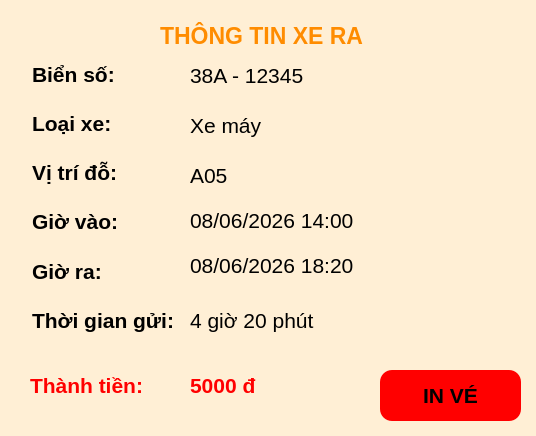
The window that QLBaiDoXeThongMinh/giaodien/designer/thong_tin_xe_ra.ui (hiennguyen2501/project_HeThongQuanLyBaiXeThongMinh) describes before a commit, drawn with Qt 5.
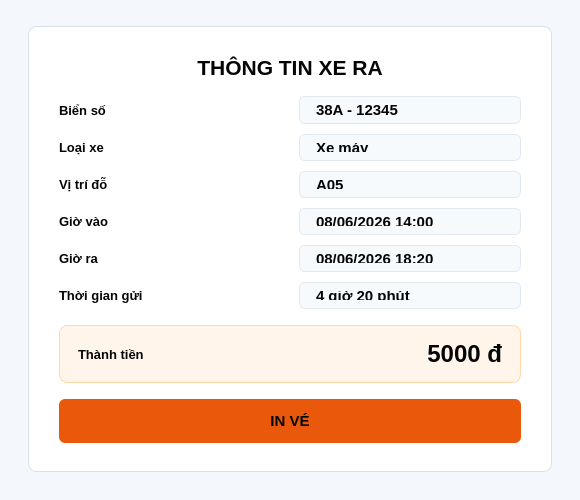
The same window after the commit.

Patch:
```diff
--- a/QLBaiDoXeThongMinh/giaodien/designer/thong_tin_xe_ra.ui
+++ b/QLBaiDoXeThongMinh/giaodien/designer/thong_tin_xe_ra.ui
@@ -6,334 +6,293 @@
    <rect>
     <x>0</x>
     <y>0</y>
-    <width>536</width>
-    <height>436</height>
+    <width>580</width>
+    <height>500</height>
    </rect>
   </property>
+  <property name="minimumSize">
+   <size>
+    <width>580</width>
+    <height>500</height>
+   </size>
+  </property>
   <property name="windowTitle">
    <string>Dialog</string>
   </property>
   <property name="styleSheet">
-   <string notr="true">background-color: #FFEFD5;     border: 0px solid #FF8C00;    border-radius: 12px;</string>
+   <string notr="true">QDialog {
+    background: #F4F7FB;
+    color: #050505;
+    font-family: Arial;
+}
+QFrame#card {
+    background: #FFFFFF;
+    border: 1px solid #D8E0EA;
+    border-radius: 8px;
+}
+QLabel#label {
+    color: #050505;
+    font-size: 21px;
+    font-weight: 700;
+}
+QLabel#label_1,
+QLabel#label_2,
+QLabel#label_3,
+QLabel#label_4,
+QLabel#label_5,
+QLabel#label_6 {
+    color: #050505;
+    font-size: 13px;
+    font-weight: 700;
+}
+QLabel#lbl_bien_so,
+QLabel#lbl_loai_xe,
+QLabel#lbl_vi_tri_do,
+QLabel#lbl_gio_vao,
+QLabel#lbl_gio_ra,
+QLabel#lbl_thoi_gian_gui {
+    color: #050505;
+    font-size: 15px;
+    font-weight: 600;
+    padding: 8px 12px;
+    background: #F7FAFC;
+    border: 1px solid #E1E8F0;
+    border-radius: 6px;
+}
+QFrame#totalPanel {
+    background: #FFF5EB;
+    border: 1px solid #FFD7A8;
+    border-radius: 8px;
+}
+QLabel#label_7 {
+    color: #050505;
+    font-size: 13px;
+    font-weight: 700;
+}
+QLabel#lbl_thanh_tien {
+    color: #050505;
+    font-size: 24px;
+    font-weight: 800;
+}
+QPushButton#btn_in_ve {
+    min-height: 44px;
+    background: #EA580C;
+    color: #050505;
+    border: none;
+    border-radius: 6px;
+    font-size: 15px;
+    font-weight: 700;
+}
+QPushButton#btn_in_ve:hover {
+    background: #C94A08;
+}
+QPushButton#btn_in_ve:pressed {
+    background: #9A3412;
+}</string>
   </property>
-  <widget class="QLabel" name="label_1">
-   <property name="geometry">
-    <rect>
-     <x>32</x>
-     <y>62</y>
-     <width>83</width>
-     <height>25</height>
-    </rect>
+  <layout class="QVBoxLayout" name="dialogLayout">
+   <property name="leftMargin">
+    <number>28</number>
    </property>
-   <property name="font">
-    <font>
-     <pointsize>16</pointsize>
-     <weight>75</weight>
-     <bold>true</bold>
-    </font>
+   <property name="topMargin">
+    <number>26</number>
    </property>
-   <property name="text">
-    <string>Biển số:</string>
+   <property name="rightMargin">
+    <number>28</number>
    </property>
-  </widget>
-  <widget class="QLabel" name="label_3">
-   <property name="geometry">
-    <rect>
-     <x>32</x>
-     <y>111</y>
-     <width>83</width>
-     <height>25</height>
-    </rect>
+   <property name="bottomMargin">
+    <number>28</number>
    </property>
-   <property name="font">
-    <font>
-     <pointsize>16</pointsize>
-     <weight>75</weight>
-     <bold>true</bold>
-    </font>
-   </property>
-   <property name="text">
-    <string>Loại xe:</string>
-   </property>
-  </widget>
-  <widget class="QLabel" name="label_2">
-   <property name="geometry">
-    <rect>
-     <x>32</x>
-     <y>160</y>
-     <width>96</width>
-     <height>25</height>
-    </rect>
-   </property>
-   <property name="font">
-    <font>
-     <pointsize>16</pointsize>
-     <weight>75</weight>
-     <bold>true</bold>
-    </font>
-   </property>
-   <property name="text">
-    <string>Vị trí đỗ: </string>
-   </property>
-  </widget>
-  <widget class="QLabel" name="label_4">
-   <property name="geometry">
-    <rect>
-     <x>32</x>
-     <y>209</y>
-     <width>87</width>
-     <height>25</height>
-    </rect>
-   </property>
-   <property name="font">
-    <font>
-     <pointsize>16</pointsize>
-     <weight>75</weight>
-     <bold>true</bold>
-    </font>
-   </property>
-   <property name="text">
-    <string>Giờ vào:</string>
-   </property>
-  </widget>
-  <widget class="QLabel" name="label_5">
-   <property name="geometry">
-    <rect>
-     <x>32</x>
-     <y>259</y>
-     <width>77</width>
-     <height>25</height>
-    </rect>
-   </property>
-   <property name="font">
-    <font>
-     <pointsize>16</pointsize>
-     <weight>75</weight>
-     <bold>true</bold>
-    </font>
-   </property>
-   <property name="text">
-    <string>Giờ ra: </string>
-   </property>
-  </widget>
-  <widget class="QLabel" name="label_6">
-   <property name="geometry">
-    <rect>
-     <x>32</x>
-     <y>308</y>
-     <width>144</width>
-     <height>25</height>
-    </rect>
-   </property>
-   <property name="font">
-    <font>
-     <pointsize>16</pointsize>
-     <weight>75</weight>
-     <bold>true</bold>
-    </font>
-   </property>
-   <property name="text">
-    <string>Thời gian gửi:</string>
-   </property>
-  </widget>
-  <widget class="QLabel" name="label_7">
-   <property name="geometry">
-    <rect>
-     <x>30</x>
-     <y>360</y>
-     <width>151</width>
-     <height>51</height>
-    </rect>
-   </property>
-   <property name="font">
-    <font>
-     <pointsize>16</pointsize>
-     <weight>75</weight>
-     <bold>true</bold>
-    </font>
-   </property>
-   <property name="styleSheet">
-    <string notr="true">color: red;font-size: 16pt;font-weight: bold;</string>
-   </property>
-   <property name="text">
-    <string>Thành tiền:</string>
-   </property>
-  </widget>
-  <widget class="QPushButton" name="btn_in_ve">
-   <property name="geometry">
-    <rect>
-     <x>380</x>
-     <y>370</y>
-     <width>141</width>
-     <height>51</height>
-    </rect>
-   </property>
-   <property name="font">
-    <font>
-     <pointsize>16</pointsize>
-     <weight>75</weight>
-     <bold>true</bold>
-    </font>
-   </property>
-   <property name="styleSheet">
-    <string notr="true">color: black;font-size: 16pt;font-weight: bold; background-color: red</string>
-   </property>
-   <property name="text">
-    <string>IN VÉ</string>
-   </property>
-  </widget>
-  <widget class="QLabel" name="label">
-   <property name="geometry">
-    <rect>
-     <x>160</x>
-     <y>10</y>
-     <width>231</width>
-     <height>51</height>
-    </rect>
-   </property>
-   <property name="font">
-    <font>
-     <pointsize>17</pointsize>
-     <weight>75</weight>
-     <bold>true</bold>
-    </font>
-   </property>
-   <property name="styleSheet">
-    <string notr="true">background-color: #FFEFD5;     border: 0px solid #FF8C00;    border-radius: 12px; color: #FF8C00;</string>
-   </property>
-   <property name="text">
-    <string>THÔNG TIN XE RA</string>
-   </property>
-  </widget>
-  <widget class="QLabel" name="lbl_bien_so">
-   <property name="geometry">
-    <rect>
-     <x>190</x>
-     <y>60</y>
-     <width>141</width>
-     <height>31</height>
-    </rect>
-   </property>
-   <property name="font">
-    <font>
-     <pointsize>16</pointsize>
-    </font>
-   </property>
-   <property name="text">
-    <string>38A - 12345</string>
-   </property>
-  </widget>
-  <widget class="QLabel" name="lbl_loai_xe">
-   <property name="geometry">
-    <rect>
-     <x>190</x>
-     <y>110</y>
-     <width>81</width>
-     <height>31</height>
-    </rect>
-   </property>
-   <property name="font">
-    <font>
-     <pointsize>16</pointsize>
-    </font>
-   </property>
-   <property name="text">
-    <string>Xe máy</string>
-   </property>
-  </widget>
-  <widget class="QLabel" name="lbl_vi_tri_do">
-   <property name="geometry">
-    <rect>
-     <x>190</x>
-     <y>160</y>
-     <width>71</width>
-     <height>31</height>
-    </rect>
-   </property>
-   <property name="font">
-    <font>
-     <pointsize>16</pointsize>
-    </font>
-   </property>
-   <property name="text">
-    <string>A05</string>
-   </property>
-  </widget>
-  <widget class="QLabel" name="lbl_gio_vao">
-   <property name="geometry">
-    <rect>
-     <x>190</x>
-     <y>200</y>
-     <width>211</width>
-     <height>41</height>
-    </rect>
-   </property>
-   <property name="font">
-    <font>
-     <pointsize>16</pointsize>
-    </font>
-   </property>
-   <property name="styleSheet">
-    <string notr="true">background-color: #FFEFD5; 
-
-    border: 0px solid #FF8C00;    border-radius: 12px;</string>
-   </property>
-   <property name="text">
-    <string>08/06/2026 14:00</string>
-   </property>
-  </widget>
-  <widget class="QLabel" name="lbl_gio_ra">
-   <property name="geometry">
-    <rect>
-     <x>190</x>
-     <y>250</y>
-     <width>181</width>
-     <height>31</height>
-    </rect>
-   </property>
-   <property name="font">
-    <font>
-     <pointsize>16</pointsize>
-    </font>
-   </property>
-   <property name="text">
-    <string>08/06/2026 18:20</string>
-   </property>
-  </widget>
-  <widget class="QLabel" name="lbl_thoi_gian_gui">
-   <property name="geometry">
-    <rect>
-     <x>190</x>
-     <y>300</y>
-     <width>161</width>
-     <height>41</height>
-    </rect>
-   </property>
-   <property name="font">
-    <font>
-     <pointsize>16</pointsize>
-    </font>
-   </property>
-   <property name="text">
-    <string>4 giờ 20 phút</string>
-   </property>
-  </widget>
-  <widget class="QLabel" name="lbl_thanh_tien">
-   <property name="geometry">
-    <rect>
-     <x>190</x>
-     <y>370</y>
-     <width>151</width>
-     <height>31</height>
-    </rect>
-   </property>
-   <property name="styleSheet">
-    <string notr="true">color: red;font-size: 16pt;font-weight: bold;</string>
-   </property>
-   <property name="text">
-    <string>5000 đ</string>
-   </property>
-  </widget>
+   <item>
+    <widget class="QFrame" name="card">
+     <property name="frameShape">
+      <enum>QFrame::StyledPanel</enum>
+     </property>
+     <layout class="QVBoxLayout" name="cardLayout">
+      <property name="leftMargin">
+       <number>30</number>
+      </property>
+      <property name="topMargin">
+       <number>28</number>
+      </property>
+      <property name="rightMargin">
+       <number>30</number>
+      </property>
+      <property name="bottomMargin">
+       <number>28</number>
+      </property>
+      <property name="spacing">
+       <number>16</number>
+      </property>
+      <item>
+       <widget class="QLabel" name="label">
+        <property name="text">
+         <string>THÔNG TIN XE RA</string>
+        </property>
+        <property name="alignment">
+         <set>Qt::AlignCenter</set>
+        </property>
+       </widget>
+      </item>
+      <item>
+       <layout class="QGridLayout" name="infoLayout">
+        <property name="horizontalSpacing">
+         <number>18</number>
+        </property>
+        <property name="verticalSpacing">
+         <number>10</number>
+        </property>
+        <item row="0" column="0">
+         <widget class="QLabel" name="label_1">
+          <property name="text">
+           <string>Biển số</string>
+          </property>
+         </widget>
+        </item>
+        <item row="0" column="1">
+         <widget class="QLabel" name="lbl_bien_so">
+          <property name="text">
+           <string>38A - 12345</string>
+          </property>
+         </widget>
+        </item>
+        <item row="1" column="0">
+         <widget class="QLabel" name="label_3">
+          <property name="text">
+           <string>Loại xe</string>
+          </property>
+         </widget>
+        </item>
+        <item row="1" column="1">
+         <widget class="QLabel" name="lbl_loai_xe">
+          <property name="text">
+           <string>Xe máy</string>
+          </property>
+         </widget>
+        </item>
+        <item row="2" column="0">
+         <widget class="QLabel" name="label_2">
+          <property name="text">
+           <string>Vị trí đỗ</string>
+          </property>
+         </widget>
+        </item>
+        <item row="2" column="1">
+         <widget class="QLabel" name="lbl_vi_tri_do">
+          <property name="text">
+           <string>A05</string>
+          </property>
+         </widget>
+        </item>
+        <item row="3" column="0">
+         <widget class="QLabel" name="label_4">
+          <property name="text">
+           <string>Giờ vào</string>
+          </property>
+         </widget>
+        </item>
+        <item row="3" column="1">
+         <widget class="QLabel" name="lbl_gio_vao">
+          <property name="text">
+           <string>08/06/2026 14:00</string>
+          </property>
+         </widget>
+        </item>
+        <item row="4" column="0">
+         <widget class="QLabel" name="label_5">
+          <property name="text">
+           <string>Giờ ra</string>
+          </property>
+         </widget>
+        </item>
+        <item row="4" column="1">
+         <widget class="QLabel" name="lbl_gio_ra">
+          <property name="text">
+           <string>08/06/2026 18:20</string>
+          </property>
+         </widget>
+        </item>
+        <item row="5" column="0">
+         <widget class="QLabel" name="label_6">
+          <property name="text">
+           <string>Thời gian gửi</string>
+          </property>
+         </widget>
+        </item>
+        <item row="5" column="1">
+         <widget class="QLabel" name="lbl_thoi_gian_gui">
+          <property name="text">
+           <string>4 giờ 20 phút</string>
+          </property>
+         </widget>
+        </item>
+       </layout>
+      </item>
+      <item>
+       <widget class="QFrame" name="totalPanel">
+        <property name="frameShape">
+         <enum>QFrame::StyledPanel</enum>
+        </property>
+        <layout class="QHBoxLayout" name="totalLayout">
+         <property name="leftMargin">
+          <number>18</number>
+         </property>
+         <property name="topMargin">
+          <number>14</number>
+         </property>
+         <property name="rightMargin">
+          <number>18</number>
+         </property>
+         <property name="bottomMargin">
+          <number>14</number>
+         </property>
+         <item>
+          <widget class="QLabel" name="label_7">
+           <property name="text">
+            <string>Thành tiền</string>
+           </property>
+          </widget>
+         </item>
+         <item>
+          <spacer name="horizontalSpacer">
+           <property name="orientation">
+            <enum>Qt::Horizontal</enum>
+           </property>
+           <property name="sizeHint" stdset="0">
+            <size>
+             <width>40</width>
+             <height>20</height>
+            </size>
+           </property>
+          </spacer>
+         </item>
+         <item>
+          <widget class="QLabel" name="lbl_thanh_tien">
+           <property name="text">
+            <string>5000 đ</string>
+           </property>
+           <property name="alignment">
+            <set>Qt::AlignRight|Qt::AlignTrailing|Qt::AlignVCenter</set>
+           </property>
+          </widget>
+         </item>
+        </layout>
+       </widget>
+      </item>
+      <item>
+       <widget class="QPushButton" name="btn_in_ve">
+        <property name="text">
+         <string>IN VÉ</string>
+        </property>
+        <property name="cursor">
+         <cursorShape>PointingHandCursor</cursorShape>
+        </property>
+       </widget>
+      </item>
+     </layout>
+    </widget>
+   </item>
+  </layout>
  </widget>
  <resources/>
  <connections/>
```
Left out of the diff: 2 changed lines with no effect on the pictures.
